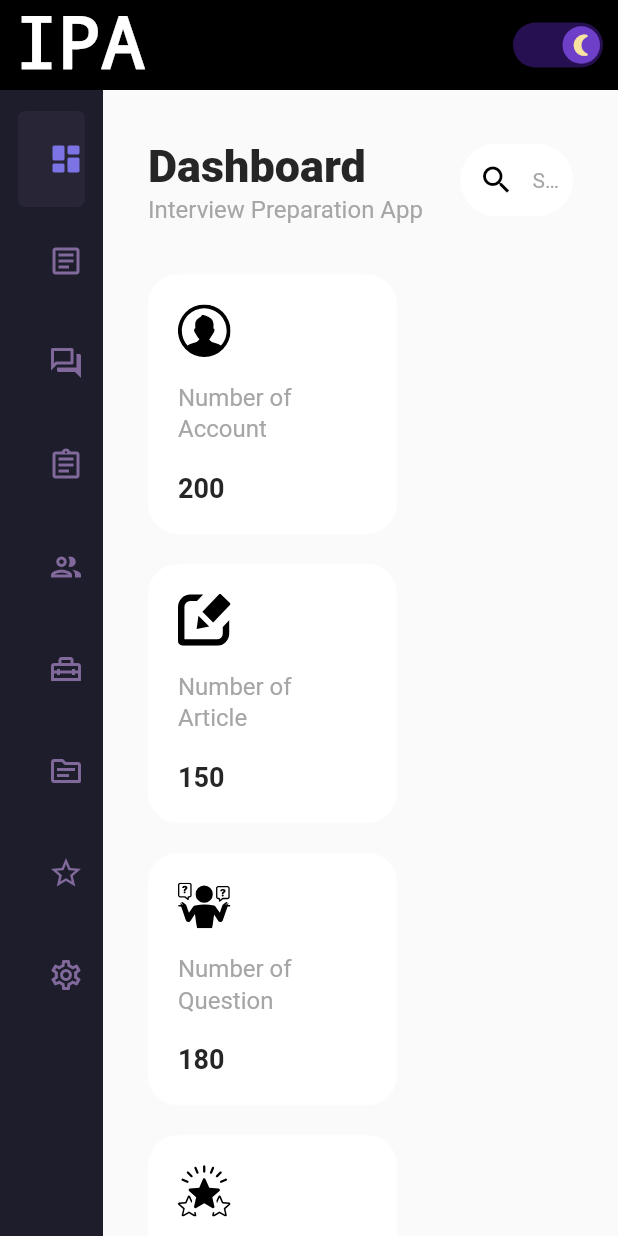
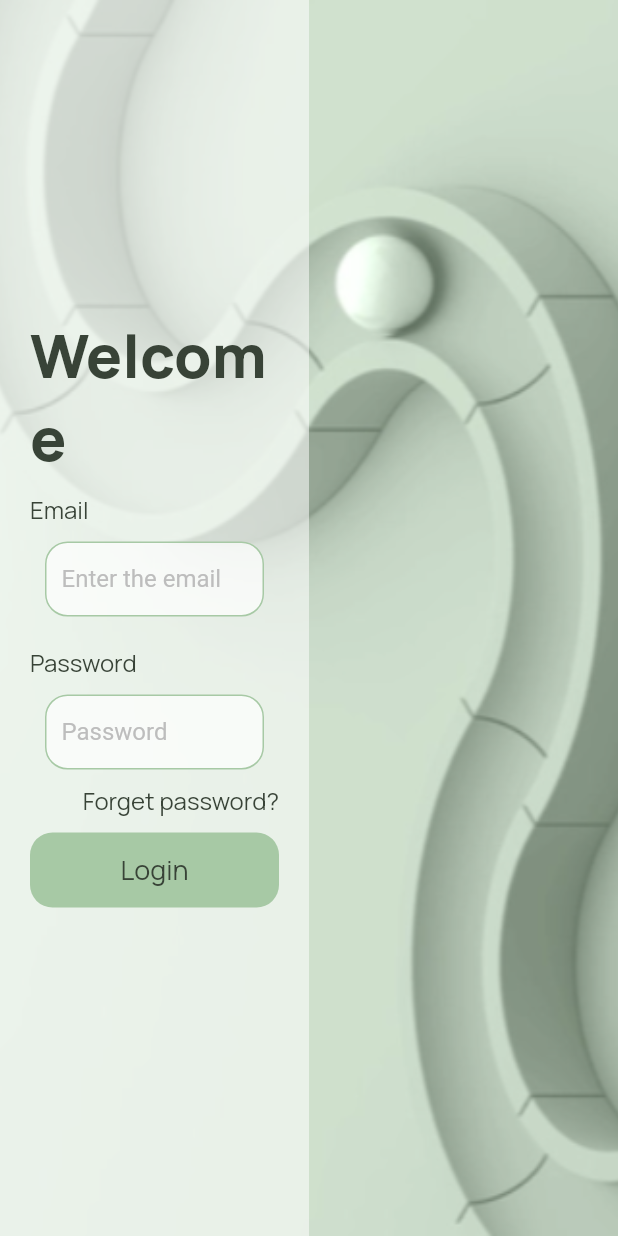
Before and after one commit to thuhien137200/adminIPA, a Flutter app: the screen it shows after launch, on a phone screen of 412 x 824 dp. Run offline on Flutter 3.47's test engine with Material 2 defaults, Android fonts, the light colour scheme and no system bars; drawn by our look-alikes of flutter_switch; our stand-ins replace cloud_firestore, firebase_auth, firebase_core, fl_chart, flutter_svg; accounts and stored records are empty; Roboto replaces fonts that are missing (Poppins); statements that could not run were skipped.

Commit message:
Code UI & BE: Login

```diff
--- a/lib/main.dart
+++ b/lib/main.dart
@@ -1,5 +1,6 @@
 import 'package:admin_ipa/controller/color_theme_controller.dart';
 import 'package:admin_ipa/screens/Quizzes/quizzes_screen.dart';
+import 'package:admin_ipa/screens/login/login_screen.dart';
 import 'package:admin_ipa/services/quizzes_services.dart';
 import 'package:flutter/material.dart';
 import 'package:firebase_core/firebase_core.dart';
@@ -32,7 +33,7 @@ class MyApp extends StatelessWidget {
               print("Error: ${snapshot.error.toString()}");
             }
             if (snapshot.connectionState == ConnectionState.done) {
-              return const MyHomePage();
+              return const LoginScreen();
             }
             return Center(child: CircularProgressIndicator());
           }),
@@ -59,6 +60,7 @@ class _MyHomePageState extends State<MyHomePage> {
       appBar(context),
       body(context),
     ]);
+    // return LoginScreen();
   }
 
   Container body(BuildContext context) {
--- /dev/null
+++ b/lib/model/data_account.dart
@@ -0,0 +1,16 @@
+import 'package:flutter/material.dart';
+
+class Account {
+  String? id;
+  String? email;
+  String? password;
+
+  Account({this.id, this.email, this.password});
+
+  factory Account.fromJson(Map<String, dynamic>? data, String dataid) {
+    final String id = dataid;
+    final String email = data?['email'];
+    final String password = data?['password'];
+    return Account(id: id, email: email, password: password);
+  }
+}
--- /dev/null
+++ b/lib/screens/login/login_screen.dart
@@ -0,0 +1,188 @@
+import 'package:admin_ipa/main.dart';
+import 'package:admin_ipa/model/data_account.dart';
+import 'package:admin_ipa/services/account_service.dart';
+import 'package:flutter/material.dart';
+
+class LoginScreen extends StatelessWidget {
+  const LoginScreen({Key? key}) : super(key: key);
+
+  @override
+  Widget build(BuildContext context) {
+    return Scaffold(
+      body: Stack(children: [
+        Container(color: Color.fromRGBO(214, 230, 213, 1)),
+        Background(),
+        Login()
+      ]),
+    );
+  }
+}
+
+class Background extends StatelessWidget {
+  const Background({Key? key}) : super(key: key);
+
+  @override
+  Widget build(BuildContext context) {
+    final double height = MediaQuery.of(context).size.height;
+    return Align(
+      alignment: Alignment.centerRight,
+      child: Container(
+        height: height,
+        width: 1000,
+        child: Image(
+            image: AssetImage("assets/login/background-login-admin-ipa.png"),
+            fit: BoxFit.cover),
+      ),
+    );
+  }
+}
+
+class Login extends StatelessWidget {
+  const Login({Key? key}) : super(key: key);
+
+  Future<List<Account>> loadData() async {
+    List<Account>? result = [];
+    result = await AccountServices().getAccountList();
+    return result ?? [];
+  }
+
+  @override
+  Widget build(BuildContext context) {
+    final double width = MediaQuery.of(context).size.width / 2;
+    bool isChecked = false;
+    TextEditingController emailController = TextEditingController();
+    TextEditingController passwordController = TextEditingController();
+    return FutureBuilder(
+      future: loadData(),
+      builder: (context, AsyncSnapshot<List<Account>> snapshot) {
+        return Container(
+          width: width,
+          decoration: BoxDecoration(color: Colors.white54),
+          padding: EdgeInsets.symmetric(horizontal: 20),
+          child: Align(
+              child: SingleChildScrollView(
+            child: Column(
+              mainAxisSize: MainAxisSize.min,
+              crossAxisAlignment: CrossAxisAlignment.start,
+              children: [
+                Text("Welcome",
+                    style: TextStyle(
+                        fontSize: 40,
+                        color: Color.fromRGBO(56, 67, 55, 1),
+                        decoration: TextDecoration.none,
+                        fontFamily: "Manrope-ExtraBold")),
+                SizedBox(
+                  width: 1,
+                  height: 10,
+                ),
+                Text(
+                  "Email",
+                  style: textStyle(),
+                ),
+                Container(
+                  margin: EdgeInsets.all(10),
+                  height: 50,
+                  width: 300,
+                  decoration: boxDecoration(),
+                  padding: EdgeInsets.symmetric(horizontal: 10),
+                  child: TextField(
+                    controller: emailController,
+                    decoration: InputDecoration(
+                        hintText: "Enter the email",
+                        hintStyle: TextStyle(color: Colors.grey.shade400),
+                        border: InputBorder.none),
+                  ),
+                ),
+                SizedBox(
+                  width: 1,
+                  height: 10,
+                ),
+                Text("Password", style: textStyle()),
+                Container(
+                  margin: EdgeInsets.all(10),
+                  height: 50,
+                  width: 300,
+                  decoration: boxDecoration(),
+                  padding: EdgeInsets.symmetric(horizontal: 10),
+                  child: TextField(
+                    controller: passwordController,
+                    obscureText: true,
+                    decoration: InputDecoration(
+                        hintText: "Password",
+                        hintStyle: TextStyle(color: Colors.grey.shade400),
+                        border: InputBorder.none),
+                  ),
+                ),
+                Container(
+                  width: 300,
+                  child: Text(
+                    "Forget password?",
+                    style: textStyle(),
+                    textAlign: TextAlign.right,
+                  ),
+                ),
+                Container(
+                  width: 300,
+                  margin: EdgeInsets.symmetric(vertical: 10),
+                  child: Align(
+                    child: GestureDetector(
+                      onTap: () {
+                        if (snapshot.hasError) {
+                          print("Loi cmnr ${snapshot.error}");
+                        }
+                        if (snapshot.connectionState == ConnectionState.done) {
+                          // print(snapshot.data!.length);
+                          for (int i = 0;
+                              i < (snapshot.data ?? []).length;
+                              i++) {
+                            if (snapshot.data![i].email ==
+                                    emailController.text &&
+                                snapshot.data![i].password ==
+                                    passwordController.text) {
+                              Navigator.of(context).push(MaterialPageRoute(
+                                  builder: (context) => MyHomePage()));
+                            }
+                          }
+                        }
+                      },
+                      child: Container(
+                        height: 50,
+                        width: 200,
+                        decoration: BoxDecoration(
+                          color: Color.fromRGBO(167, 201, 165, 1),
+                          borderRadius: BorderRadius.circular(15),
+                        ),
+                        child: Align(
+                            child: Text("Login",
+                                style: TextStyle(
+                                  fontSize: 18,
+                                  color: Color.fromRGBO(56, 67, 55, 1),
+                                  fontFamily: "Manrope",
+                                  decoration: TextDecoration.none,
+                                ))),
+                      ),
+                    ),
+                  ),
+                ),
+              ],
+            ),
+          )),
+        );
+      },
+    );
+  }
+
+  TextStyle textStyle() {
+    return TextStyle(
+      fontSize: 16,
+      color: Color.fromRGBO(56, 67, 55, 1),
+      fontFamily: "Manrope",
+      decoration: TextDecoration.none,
+    );
+  }
+
+  BoxDecoration boxDecoration() => BoxDecoration(
+      color: Colors.white70,
+      borderRadius: BorderRadius.circular(15),
+      border: Border.all(color: Color.fromRGBO(167, 201, 165, 1)));
+}
--- /dev/null
+++ b/lib/services/account_service.dart
@@ -0,0 +1,22 @@
+import 'package:admin_ipa/model/data_account.dart';
+import 'package:cloud_firestore/cloud_firestore.dart';
+
+class AccountServices {
+  FirebaseFirestore _db = FirebaseFirestore.instance;
+
+  Future<List<Account>?> getAccountList() async {
+    CollectionReference collection = _db.collection('admin');
+    List<Account>? result = [];
+    await collection.get().then((QuerySnapshot querySnapshot) {
+      result = querySnapshot.docs.map((doc) {
+        if (doc.exists) {
+          Map<String, dynamic>? data = doc.data() as Map<String, dynamic>?;
+          Account a = Account.fromJson(data, doc.id);
+          return a;
+        }
+        return Account();
+      }).toList();
+    });
+    return result;
+  }
+}
--- a/pubspec.yaml
+++ b/pubspec.yaml
@@ -68,6 +68,7 @@ flutter:
   # To add assets to your application, add an assets section, like this:
   assets:
       - assets/
+      - assets/login/
   #   - images/a_dot_ham.jpeg
 
   # An image asset can refer to one or more resolution-specific "variants", see
```
Also changed, not shown: assets/login/background-login-admin-ipa.png (added).
